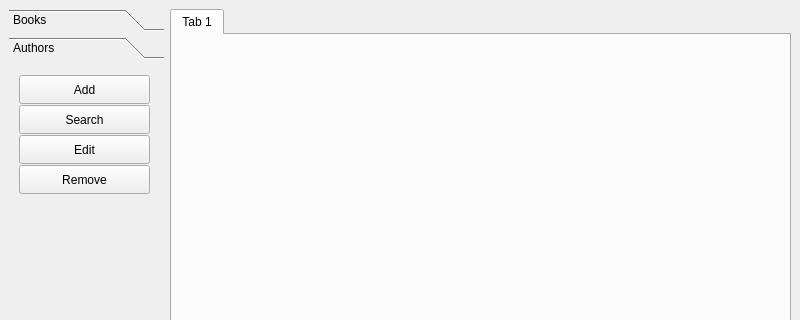
Before: the Qt Designer form src/gui/UI/MainWindow.ui in jgastal/plivros, drawn with Qt 5; both pictures show x 0 to 800 and y 0 to 320 of the 800 by 600 pixel window.
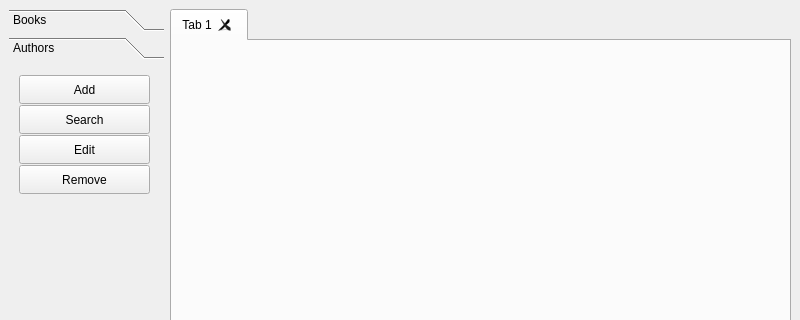
After: the same form once the commit is applied. The open tabs and pages were chosen to show the change.

Commit message: “” Now displays add publisher form upon request. Implemented closing of tabs with button on tab.

What changed in the file:
```diff
--- a/src/gui/UI/MainWindow.ui
+++ b/src/gui/UI/MainWindow.ui
@@ -339,6 +339,9 @@
       <property name="currentIndex">
        <number>0</number>
       </property>
+      <property name="tabsClosable">
+       <bool>true</bool>
+      </property>
       <widget class="QWidget" name="tab">
        <attribute name="title">
         <string>Tab 1</string>
```
Left out of the diff: 12 changed lines with no effect on the pictures. The commit also changes 4 other files.
